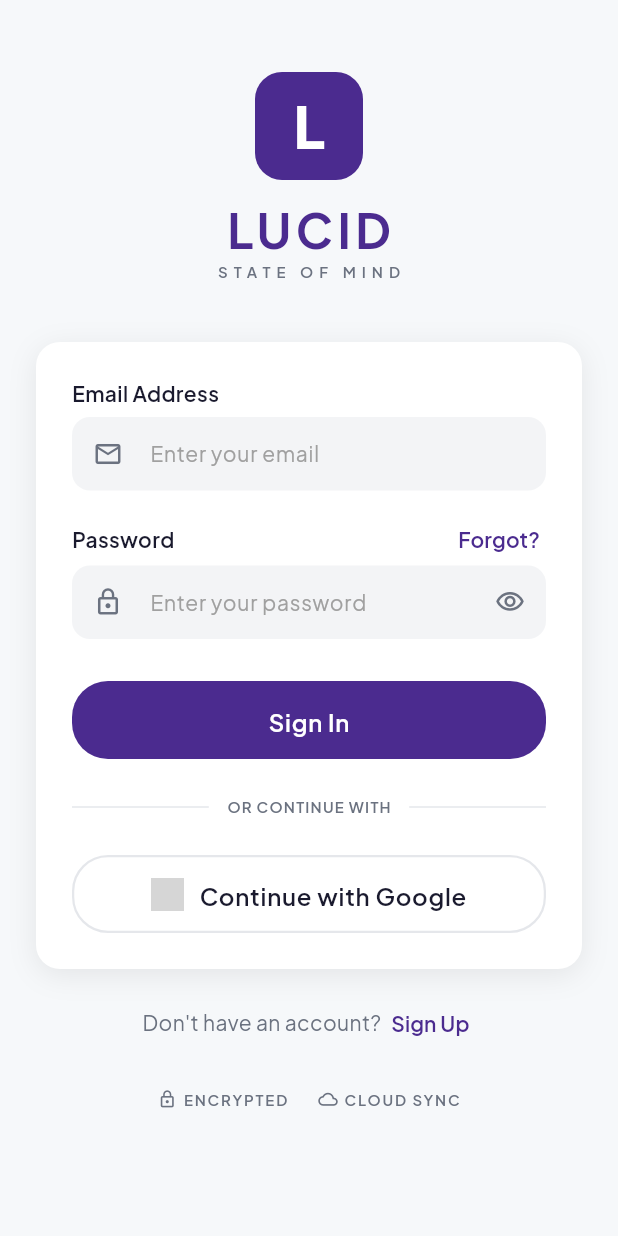
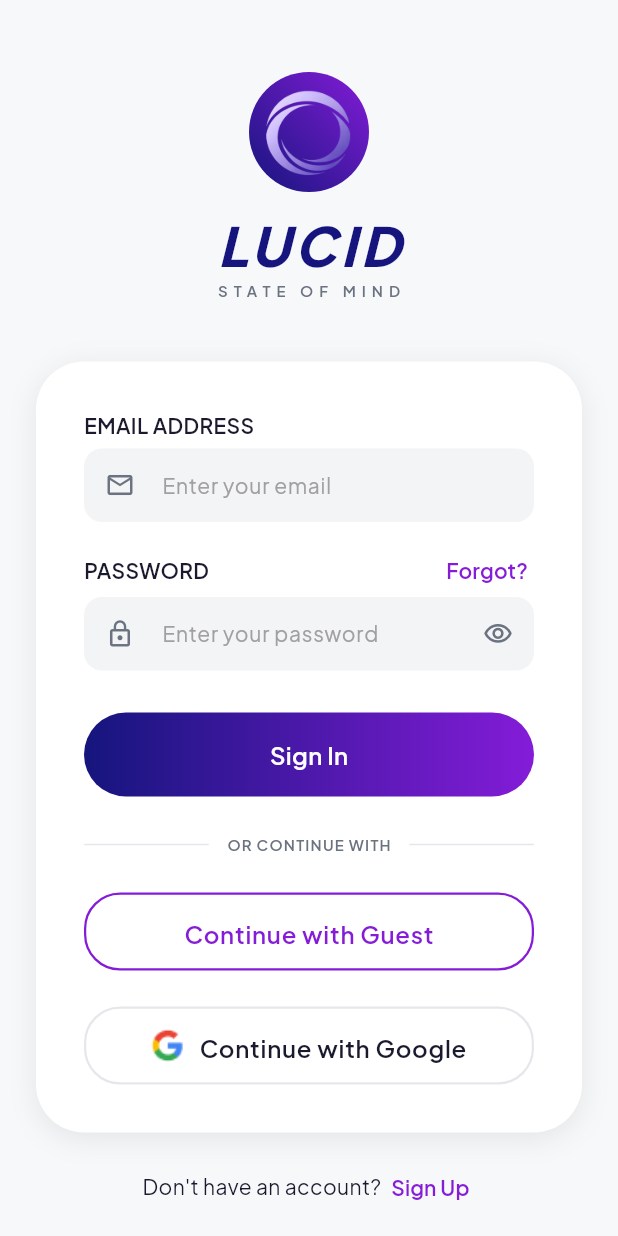
Before and after one commit to lucid-state-project/lucid-state-app, a Flutter app: the screen it shows after launch, on a phone screen of 412 x 824 dp. Run offline on Flutter 3.47's test engine with Material 3 defaults, Android fonts, the phone set to English and light mode, and no system bars; our stand-ins replace go_router; grey boxes are pictures that could not be loaded.

Commit message:
add:  FE: Login Screen (MVP)

```diff
--- a/lib/app/theme/app_colors.dart
+++ b/lib/app/theme/app_colors.dart
@@ -5,8 +5,8 @@ class AppColors {
 
   // Primary Colors
   static const Color primary = Color(0xFF4B2B8F);      // Deep Purple
-  static const Color primaryLight = Color(0xFF6C4BB5);
-  static const Color primaryDark = Color(0xFF3A1F66);
+  static const Color primaryLight = Color(0xFF841CD8);
+  static const Color primaryDark = Color(0xFF15157D);
 
   // Neutral Colors
   static const Color background = Color(0xFFF6F8FA);
--- a/lib/app/theme/app_text_styles.dart
+++ b/lib/app/theme/app_text_styles.dart
@@ -8,8 +8,9 @@ class AppTextStyles {
   // Headings
   static const TextStyle heading1 = TextStyle(
     fontFamily: _fontFamily,
-    fontSize: 32,
-    fontWeight: FontWeight.w700,
+    fontSize: 36,
+    fontStyle: FontStyle.italic,
+    fontWeight: FontWeight.w900,
     height: 1.2,
   );
 
--- a/lib/core/widgets/buttons/primary_button.dart
+++ b/lib/core/widgets/buttons/primary_button.dart
@@ -1,84 +1,65 @@
 import 'package:flutter/material.dart';
 import 'package:lucid_state_app/app/theme/app_colors.dart';
-import 'package:lucid_state_app/app/theme/app_text_styles.dart';
 
-/// A full-width primary button with the app's purple brand color.
-///
-/// Used for primary actions like "Sign In", "Create Account".
-/// Supports a loading state that disables the button and shows a spinner.
 class PrimaryButton extends StatelessWidget {
+  final String text;
+  final VoidCallback onPressed;
+  final bool isLoading;
+  final double? width;
+  final double height;
+  final double borderRadius;
+
   const PrimaryButton({
-    super.key,
+    Key? key,
     required this.text,
     required this.onPressed,
     this.isLoading = false,
-    this.width = double.infinity,
-    this.height = 52.0,
-    this.borderRadius = 24.0,
-    this.backgroundColor = AppColors.primary,
-    this.foregroundColor = Colors.white,
-    this.textStyle,
-  });
-
-  /// Button label text.
-  final String text;
-
-  /// Callback when button is tapped. Set to null to disable.
-  final VoidCallback? onPressed;
-
-  /// When true, replaces the label with a circular progress indicator
-  /// and disables the tap handler.
-  final bool isLoading;
-
-  /// Width of the button. Defaults to [double.infinity] (full width).
-  final double width;
-
-  /// Height of the button.
-  final double height;
-
-  /// Corner radius of the button.
-  final double borderRadius;
-
-  /// Button background color.
-  final Color backgroundColor;
-
-  /// Button foreground (text/icon) color.
-  final Color foregroundColor;
-
-  /// Override the default button label text style.
-  final TextStyle? textStyle;
+    this.width,
+    this.height = 56,
+    this.borderRadius = 30,
+  }) : super(key: key);
 
   @override
   Widget build(BuildContext context) {
-    return SizedBox(
-      width: width,
+    return Container(
+      width: width ?? double.infinity,
       height: height,
-      child: ElevatedButton(
-        onPressed: isLoading ? null : onPressed,
-        style: ElevatedButton.styleFrom(
-          backgroundColor: backgroundColor,
-          foregroundColor: foregroundColor,
-          disabledBackgroundColor: AppColors.disabled,
-          disabledForegroundColor: Colors.white60,
-          elevation: 0,
-          shape: RoundedRectangleBorder(
+      decoration: BoxDecoration(
+          gradient: LinearGradient(
+      colors: [
+        Color(AppColors.primaryDark.value), // biru tua
+        Color(AppColors.primaryLight.value), // ungu
+      ],
+      begin: Alignment.centerLeft,
+      end: Alignment.centerRight,
+    ),
         borderRadius: BorderRadius.circular(borderRadius),
       ),
-          padding: EdgeInsets.zero,
-        ),
+      child: Material(
+        color: Colors.transparent,
+        child: InkWell(
+          onTap: isLoading ? null : onPressed,
+          borderRadius: BorderRadius.circular(borderRadius),
+          child: Center(
             child: isLoading
                 ? SizedBox(
-                width: 22,
-                height: 22,
+                    width: 24,
+                    height: 24,
                     child: CircularProgressIndicator(
-                  strokeWidth: 2.5,
-                  valueColor: AlwaysStoppedAnimation<Color>(foregroundColor),
+                      strokeWidth: 3,
+                      valueColor: AlwaysStoppedAnimation<Color>(
+                        Colors.white,
+                      ),
                     ),
                   )
                 : Text(
                     text,
-                style: (textStyle ?? AppTextStyles.button).copyWith(
-                  color: foregroundColor,
+                    style: const TextStyle(
+                      color: Colors.white,
+                      fontSize: 16,
+                      fontWeight: FontWeight.w600,
+                    ),
+                  ),
           ),
         ),
       ),
--- a/lib/features/auth/presentation/pages/login_page.dart
+++ b/lib/features/auth/presentation/pages/login_page.dart
@@ -30,8 +30,14 @@ class _LoginPageState extends State<LoginPage> {
     }
   }
 
+  void _onContinueWithGuest() {
+    // TODO: Implement Google sign-in
+    context.go(AppRoutes.dashboard);
+  }
+
   void _onContinueWithGoogle() {
     // TODO: Implement Google sign-in
+    context.go(AppRoutes.dashboard);
   }
 
   @override
@@ -55,13 +61,14 @@ class _LoginPageState extends State<LoginPage> {
 
                 // ── Form Card ─────────────────────────────────────────────
                 AppCard(
-                  padding: const EdgeInsets.all(24),
+                  borderRadius: 32,
+                  padding: const EdgeInsets.all(32),
                   child: Column(
                     crossAxisAlignment: CrossAxisAlignment.stretch,
                     children: [
                       // Email field
                       AppTextField(
-                        label: 'Email Address',
+                        label: 'EMAIL ADDRESS',
                         hint: 'Enter your email',
                         prefixIcon: Icons.email_outlined,
                         controller: _emailController,
@@ -86,13 +93,14 @@ class _LoginPageState extends State<LoginPage> {
                         mainAxisAlignment: MainAxisAlignment.spaceBetween,
                         children: [
                           Text(
-                            'Password',
+                            'PASSWORD',
                             style: AppTextStyles.labelLarge.copyWith(
                               color: AppColors.textPrimary,
                             ),
                           ),
                           TextButtonLink(
                             text: 'Forgot?',
+                            color: AppColors.primaryLight,
                             onPressed: null, // inactive for now
                           ),
                         ],
@@ -128,6 +136,18 @@ class _LoginPageState extends State<LoginPage> {
 
                       const SizedBox(height: 24),
 
+                      // Continue with Guest button
+                      SecondaryButton(
+                        borderColor:  AppColors.primaryLight,
+                        text: 'Continue with Guest',
+                        textStyle: AppTextStyles.button.copyWith(
+                          color: AppColors.primaryLight,
+                        ),
+                        onPressed: _onContinueWithGuest,
+                      ),
+
+                      const SizedBox(height: 24),
+
                       // Continue with Google button
                       SecondaryButton(
                         text: 'Continue with Google',
@@ -152,11 +172,12 @@ class _LoginPageState extends State<LoginPage> {
                     Text(
                       "Don't have an account? ",
                       style: AppTextStyles.bodyMedium.copyWith(
-                        color: AppColors.textSecondary,
+                        color: AppColors.textPrimary,
                       ),
                     ),
                     TextButtonLink(
                       text: 'Sign Up',
+                      color: AppColors.primaryLight,
                       onPressed: () => context.go(AppRoutes.register),
                     ),
                   ],
@@ -188,20 +209,25 @@ class _LoginPageState extends State<LoginPage> {
       children: [
         // Square logo tile
       Container(
-          width: 72,
-          height: 72,
+  width: 80,
+  height: 80,
   decoration: BoxDecoration(
-            color: AppColors.primary,
-            borderRadius: BorderRadius.circular(18),
+    shape: BoxShape.circle,
+    gradient: LinearGradient(
+      colors: [
+        Color(AppColors.primaryDark.value),
+        Color(AppColors.primaryLight.value),
+      ],
+      begin: Alignment.bottomLeft,
+      end: Alignment.topRight,
     ),
-          child: const Center(
-            child: Text(
-              'L',
-              style: TextStyle(
-                color: Colors.white,
-                fontSize: 38,
-                fontWeight: FontWeight.w800,
-                fontFamily: 'PlusJakartaSans',
+  ),
+  child: Center(
+    child: Padding(
+      padding: const EdgeInsets.all(2), // biar ada jarak kayak design
+      child: Image.asset(
+        'assets/images/Logo.png',
+        fit: BoxFit.contain, // penting!
       ),
     ),
   ),
@@ -210,7 +236,7 @@ class _LoginPageState extends State<LoginPage> {
         Text(
           'LUCID',
           style: AppTextStyles.heading1.copyWith(
-            color: AppColors.primary,
+            color: AppColors.primaryDark,
             letterSpacing: 3,
           ),
         ),
--- a/pubspec.yaml
+++ b/pubspec.yaml
@@ -94,6 +94,11 @@ flutter:
   assets:
     - assets/fonts/
     - assets/icons/
+    - assets/icons/login/
+    - assets/icons/register/
+    - assets/icons/dashboard/
+    - assets/icons/configuration/
+    - assets/icons/Analytic/
     - assets/images/
     - assets/lottie/
 
```
Also changed, not shown: lib/core/widgets/buttons/secondary_button.dart (+5 -5 lines), assets/fonts/PlusJakartaSans-ExtraBoldItalic.ttf (added), assets/images/Logo.png (added), pubspec.lock. Lines whose indentation alone changed are shown as unchanged.
